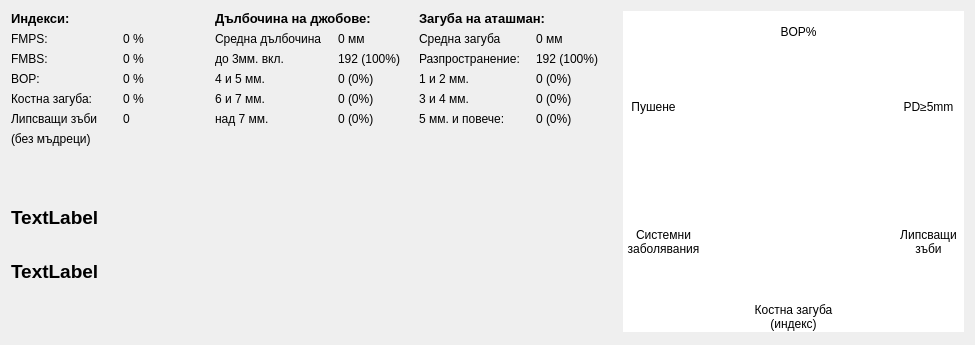
Before: the Qt Designer form src/View/SubWidgets/PerioStatisticView.ui in thefinalcutbg/DinoDent, drawn with Qt 5.
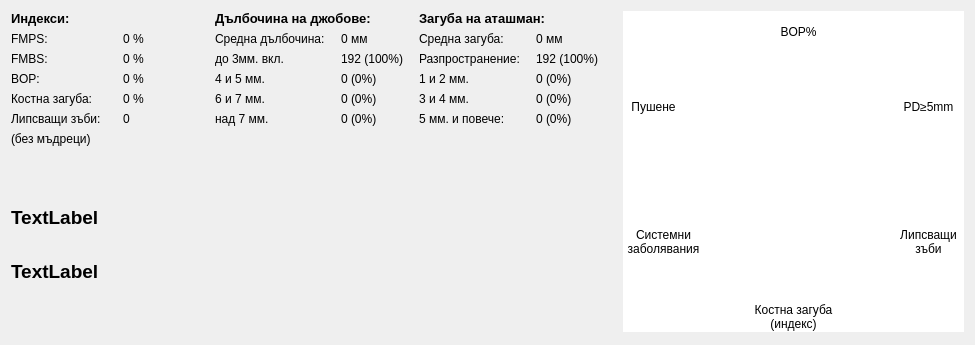
After: the same form once the commit is applied.

Commit message: background color updated

Diff of the .ui file:
```diff
--- a/src/View/SubWidgets/PerioStatisticView.ui
+++ b/src/View/SubWidgets/PerioStatisticView.ui
@@ -77,7 +77,7 @@
                 </size>
                </property>
                <property name="text">
-                <string>Липсващи зъби</string>
+                <string>Липсващи зъби:</string>
                </property>
                <property name="wordWrap">
                 <bool>false</bool>
@@ -190,7 +190,7 @@
              <item>
               <widget class="QLabel" name="label_8">
                <property name="text">
-                <string>Средна дълбочина</string>
+                <string>Средна дълбочина:</string>
                </property>
               </widget>
              </item>
@@ -324,7 +324,7 @@
              <item>
               <widget class="QLabel" name="label_14">
                <property name="text">
-                <string>Средна загуба</string>
+                <string>Средна загуба:</string>
                </property>
               </widget>
              </item>
```
The commit also changes 1 other file.
